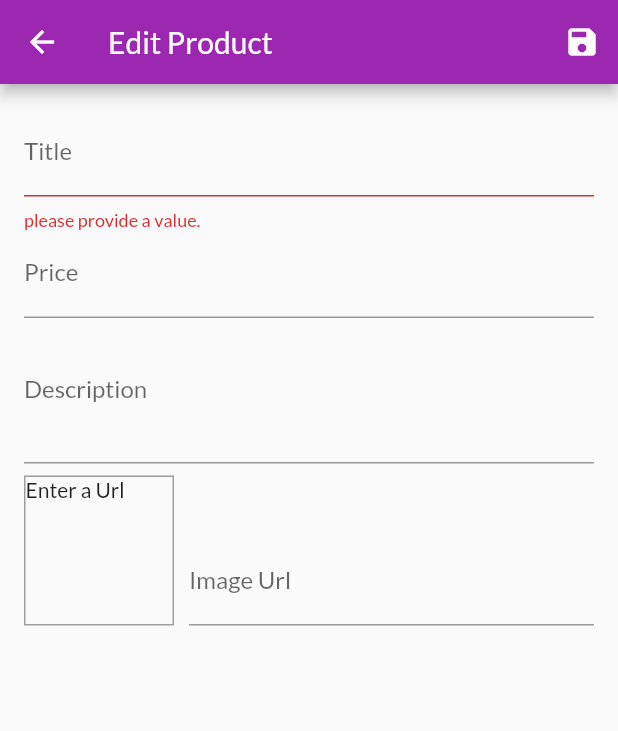
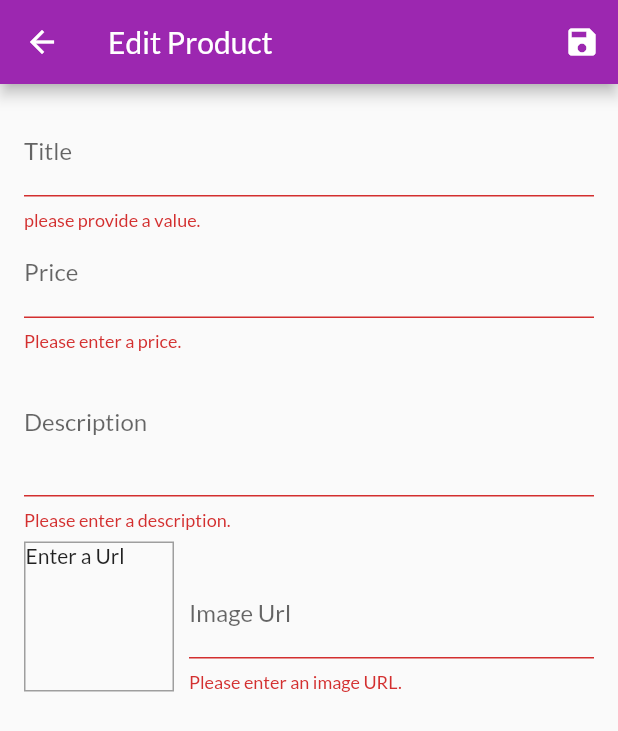
Before and after one commit to ahmedfathy5012/shop-app-flutter, a Flutter app: the EditProductScreen screen opened by its route, after a tap on the "save" icon, on a phone screen of 412 x 824 dp. Shown: the top 731 px of the screen. Run offline on Flutter 3.47's test engine with Material 2 defaults, Android fonts, the phone set to English and light mode, and no system bars; network calls fail.

Commit message:
finish edit product screen

```diff
--- a/lib/screens/edit_product_screen.dart
+++ b/lib/screens/edit_product_screen.dart
@@ -1,6 +1,8 @@
 import 'package:flutter/material.dart';
+import 'package:provider/provider.dart';
 
 import '../providers/product.dart';
+import '../providers/products.dart';
 
 class EditProductScreen extends StatefulWidget {
   static const routName = '/edit-product';
@@ -17,11 +19,39 @@
   final _form = GlobalKey<FormState>();
   var _editedProduct =
       Product(id: null, title: '', description: '', price: 0, imageUrl: '');
+  var _initValues = {
+    'title': '',
+    'description': '',
+    'price': '',
+    'imageUrl': '',
+  };
+  var _isInit = true;
 
   @override
   void initState() {
     _imageUrlFocusNode.addListener(_updateImageUrl);
     super.initState();
+  }
+
+  @override
+  void didChangeDependencies() {
+    if (_isInit) {
+      final productId = ModalRoute.of(context).settings.arguments as String;
+      if (productId != null) {
+        _editedProduct =
+            Provider.of<Products>(context, listen: false).findById(productId);
+        _initValues = {
+          'title': _editedProduct.title,
+          'description': _editedProduct.description,
+          'price': _editedProduct.price.toString(),
+          //'imageUrl': _editedProduct.imageUrl,
+          'imageUrl' : ''
+        };
+        _imageUrlController.text = _editedProduct.imageUrl;
+      }
+    }
+    _isInit = false;
+    super.didChangeDependencies();
   }
 
   @override
@@ -36,20 +66,31 @@
 
   void _updateImageUrl() {
     if (!_imageUrlFocusNode.hasFocus) {
+      if ((_imageUrlController.text.isEmpty) ||
+          (!_imageUrlController.text.startsWith('http') &&
+              !_imageUrlController.text.startsWith('https')) ||
+          (!_imageUrlController.text.endsWith('.png') &&
+              !_imageUrlController.text.endsWith('.jpg') &&
+              !_imageUrlController.text.endsWith('.jpeg'))) {
+        return;
+      }
+
       setState(() {});
     }
   }
 
   void _saveForm() {
     final isValid = _form.currentState.validate();
-    if(!isValid){
+    if (!isValid) {
       return;
     }
     _form.currentState.save();
-    print(_editedProduct.title);
-    print(_editedProduct.description);
-    print(_editedProduct.price);
-    print(_editedProduct.imageUrl);
+    if(_editedProduct.id != null){
+      Provider.of<Products>(context, listen: false).updateProduct(_editedProduct.id,_editedProduct);
+    }else{
+      Provider.of<Products>(context, listen: false).addProduct(_editedProduct);
+    }
+    Navigator.of(context).pop();
   }
 
   @override
@@ -68,6 +109,7 @@
             child: ListView(
               children: <Widget>[
                 TextFormField(
+                  initialValue: _initValues['title'],
                   decoration: InputDecoration(
                     labelText: 'Title',
                   ),
@@ -75,15 +117,16 @@
                   onFieldSubmitted: (_) {
                     FocusScope.of(context).requestFocus(_priceFocusNode);
                   },
-                  validator: (value){
-                    if(value.isEmpty){
-                      return  'please provide a value.' ;
+                  validator: (value) {
+                    if (value.isEmpty) {
+                      return 'please provide a value.';
                     }
                     return null;
                   },
                   onSaved: (value) {
                     _editedProduct = Product(
-                        id: null,
+                        id: _editedProduct.id,
+                        isFavorite: _editedProduct.isFavorite,
                         title: value,
                         description: _editedProduct.description,
                         price: _editedProduct.price,
@@ -91,6 +134,7 @@
                   },
                 ),
                 TextFormField(
+                  initialValue: _initValues['price'],
                   decoration: InputDecoration(
                     labelText: 'Price',
                   ),
@@ -100,9 +144,22 @@
                   onFieldSubmitted: (_) {
                     FocusScope.of(context).requestFocus(_descriptionFocusNode);
                   },
+                  validator: (value) {
+                    if (value.isEmpty) {
+                      return 'Please enter a price.';
+                    }
+                    if (double.tryParse(value) == null) {
+                      return 'Please enter a valid number.';
+                    }
+                    if (double.parse(value) <= 0) {
+                      return 'Please enter a number greater than zero';
+                    }
+                    return null;
+                  },
                   onSaved: (value) {
                     _editedProduct = Product(
-                        id: null,
+                        id: _editedProduct.id,
+                        isFavorite: _editedProduct.isFavorite,
                         title: _editedProduct.title,
                         description: _editedProduct.description,
                         price: double.parse(value),
@@ -110,6 +167,7 @@
                   },
                 ),
                 TextFormField(
+                  initialValue: _initValues['description'],
                   decoration: InputDecoration(
                     labelText: 'Description',
                   ),
@@ -120,9 +178,19 @@
                   onFieldSubmitted: (_) {
                     FocusScope.of(context).requestFocus(_imageUrlFocusNode);
                   },
+                  validator: (value) {
+                    if (value.isEmpty) {
+                      return 'Please enter a description.';
+                    }
+                    if (value.length < 10) {
+                      return 'Should be at least 10 characters.';
+                    }
+                    return null;
+                  },
                   onSaved: (value) {
                     _editedProduct = Product(
-                        id: null,
+                        id: _editedProduct.id,
+                        isFavorite: _editedProduct.isFavorite,
                         title: _editedProduct.title,
                         description: value,
                         price: _editedProduct.price,
@@ -158,9 +226,25 @@
                         onFieldSubmitted: (_) {
                           _saveForm();
                         },
+                        validator: (value) {
+                          if (value.isEmpty) {
+                            return 'Please enter an image URL.';
+                          }
+                          if (!value.startsWith('http') &&
+                              !value.startsWith('https')) {
+                            return 'Please enter a valid URL.';
+                          }
+                          if (!value.endsWith('.png') &&
+                              !value.endsWith('.jpg') &&
+                              !value.endsWith('.jpeg')) {
+                            return 'Please enter a valid image URL.';
+                          }
+                          return null;
+                        },
                         onSaved: (value) {
                           _editedProduct = Product(
-                              id: null,
+                              id: _editedProduct.id,
+                              isFavorite: _editedProduct.isFavorite,
                               title: _editedProduct.title,
                               description: _editedProduct.description,
                               price: _editedProduct.price,
--- a/lib/screens/user_product_screen.dart
+++ b/lib/screens/user_product_screen.dart
@@ -30,6 +30,7 @@
               itemBuilder: (_,i)=>Column(
                 children: <Widget>[
                   UserProductItem(
+                    id: productsData.items[i].id,
                     title: productsData.items[i].title,
                     imageUrl: productsData.items[i].imageUrl,
                   ),
```
Also changed, not shown: lib/providers/products.dart (+21 -2 lines), lib/widgets/user_product_item.dart (+26 -3 lines).
